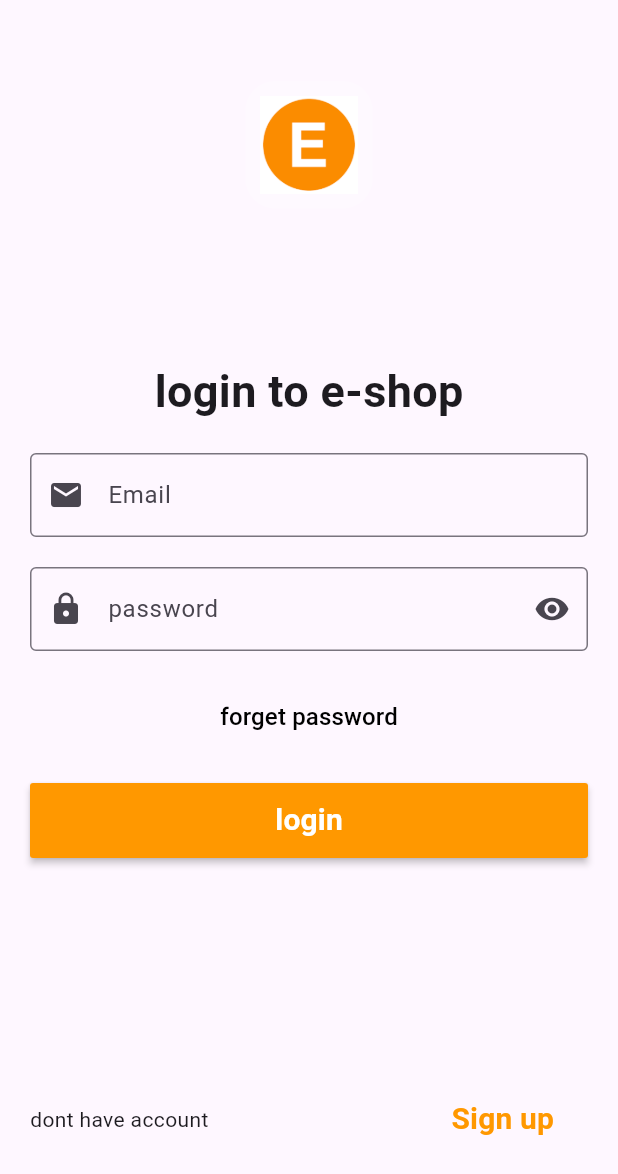
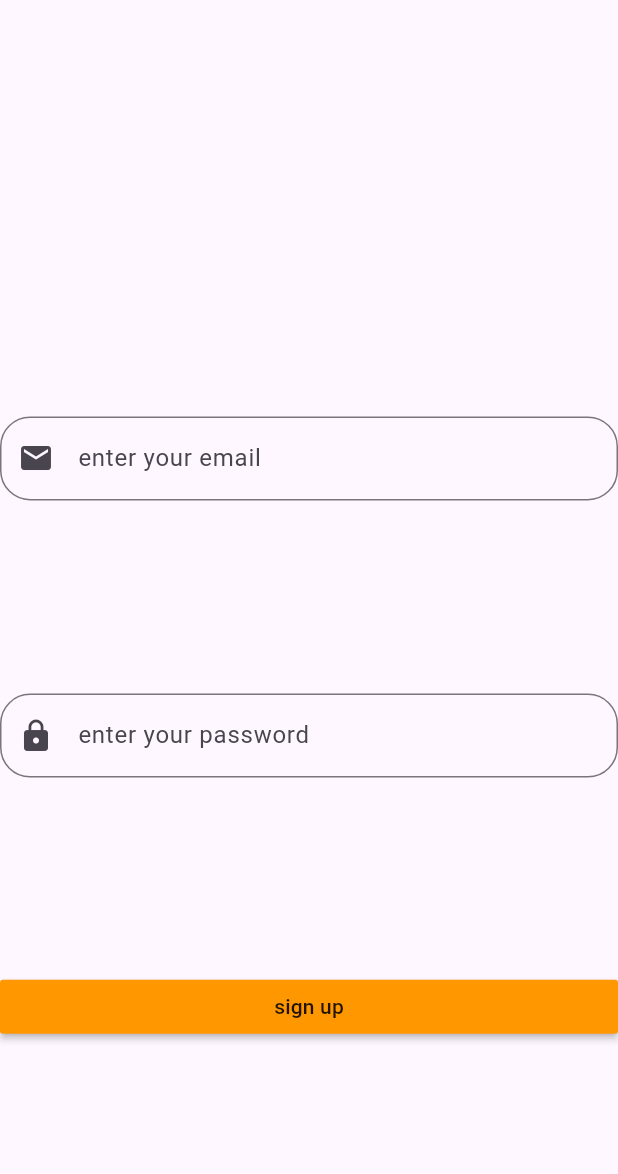
Before and after one commit to bassalah/clothshop, a Flutter app: the screen it shows after launch, on a phone screen of 412 x 824 dp. Shown: the top 1174 px of the screen. Run offline on Flutter 3.47's test engine with Material 3 defaults, Android fonts, the phone set to English and light mode, and no system bars; our stand-ins replace firebase_auth, firebase_core; accounts and stored records are empty.

Commit message:
bottom nav

```diff
--- a/lib/homeScreen.dart
+++ b/lib/homeScreen.dart
@@ -11,10 +11,10 @@ class homeScreen extends StatelessWidget {
     return Scaffold(
         appBar: AppBar(
           backgroundColor: Colors.white,
-          leading: Icon(Icons.menu,color: Colors.black),
+          leading: const Icon(Icons.menu,color: Colors.black),
           title: Text("E-shop",style: TextStyle(color: Colors.black,fontSize:30,fontWeight:FontWeight.bold,)),
           centerTitle: true,
-          actions: [
+          actions: const [
             Icon(Icons.notification_add,color: Colors.black),
           ],
         ),
--- a/lib/main.dart
+++ b/lib/main.dart
@@ -3,10 +3,14 @@ import 'package:clothshop/screens/login.dart';
 import 'package:flutter/material.dart';
 import 'package:firebase_core/firebase_core.dart';
 
+import 'screens/signUp.dart';
+
 void main() async {
-  runApp( MyApp());
+
   WidgetsFlutterBinding.ensureInitialized();
   await Firebase.initializeApp();
+
+  runApp( MyApp());
 }
 
 class MyApp extends StatelessWidget {
@@ -17,7 +21,7 @@ class MyApp extends StatelessWidget {
   Widget build(BuildContext context) {
     return MaterialApp(
         debugShowCheckedModeBanner: false,
-        home: login()
+        home:signup()
     );
   }
 
--- /dev/null
+++ b/lib/screens/signUp.dart
@@ -0,0 +1,77 @@
+
+import 'package:firebase_auth/firebase_auth.dart';
+import 'package:flutter/material.dart';
+
+
+class signup extends StatefulWidget {
+  const signup({super.key});
+
+  @override
+  State<signup> createState() => _signupState();
+}
+
+class _signupState extends State<signup> {
+
+  late String email;
+  late String password;
+  GlobalKey <FormState>formState=GlobalKey<FormState>();
+  @override
+  Widget build(BuildContext context) {
+    return Scaffold(
+      body:
+    Form(
+        child: Column(
+          mainAxisAlignment: MainAxisAlignment.spaceEvenly,
+          children: [
+            SizedBox(height: 20,),
+            TextFormField(
+              onChanged: (value){
+                email=value;
+
+              },
+              decoration: InputDecoration(
+                  border: OutlineInputBorder(
+                    borderRadius: BorderRadius.circular(20),
+                  ),
+
+                  prefixIcon:Icon(Icons.email) ,
+                  hintText: "enter your email"
+
+              ),
+            ),
+
+
+            TextFormField(
+              onChanged: (value){
+                password=value;
+
+              },
+              decoration: InputDecoration(
+                  border: OutlineInputBorder(
+                    borderRadius: BorderRadius.circular(20),
+                  ),
+                  prefixIcon:Icon(Icons.lock) ,
+                  hintText: "enter your password"
+
+              ),
+            ),
+
+
+
+            Container(
+              width:double.infinity,
+              child: MaterialButton(
+                color: Colors.orange,
+                onPressed:()async{
+
+                } ,child: Text("sign up"),),
+            )
+
+
+
+          ],
+        ),
+      ),
+    );
+  }
+}
--- a/lib/widgets/bottomNavigationBar.dart
+++ b/lib/widgets/bottomNavigationBar.dart
@@ -37,7 +37,8 @@ class _bottomNavigationBarState extends State<bottomNavigationBar> {
 
   @override
   Widget build(BuildContext context) {
-    return
+    return Scaffold(
+
 
         bottomNavigationBar:BottomNavigationBar(
         items: const <BottomNavigationBarItem>[
@@ -58,6 +59,7 @@ class _bottomNavigationBarState extends State<bottomNavigationBar> {
         selectedItemColor: Colors.amber[800],
         onTap: _onItemTapped,
         )
+
     );
 
   }
--- a/lib/widgets/checkout.dart
+++ b/lib/widgets/checkout.dart
@@ -1,8 +1,5 @@
 import 'package:clothshop/models/cartModel.dart';
 import 'package:flutter/material.dart';
-
-
-
 
 class CheckOutBox extends StatelessWidget {
   final List<CartItem> items;
--- a/pubspec.yaml
+++ b/pubspec.yaml
@@ -31,6 +31,8 @@ dependencies:
   flutter:
     sdk: flutter
 
+  firebase_core: ^2.24.2
+  firebase_auth: ^4.16.0
 
   # The following adds the Cupertino Icons font to your application.
   # Use with the CupertinoIcons class for iOS style icons.
@@ -39,8 +41,6 @@ dependencies:
 dev_dependencies:
   flutter_test:
     sdk: flutter
-  firebase_core: ^2.24.2
-  firebase_auth: ^4.16.0
 
 
   # The "flutter_lints" package below contains a set of recommended lints to
```
Also changed, not shown: lib/screens/login.dart (+17 -9 lines), pubspec.lock.
